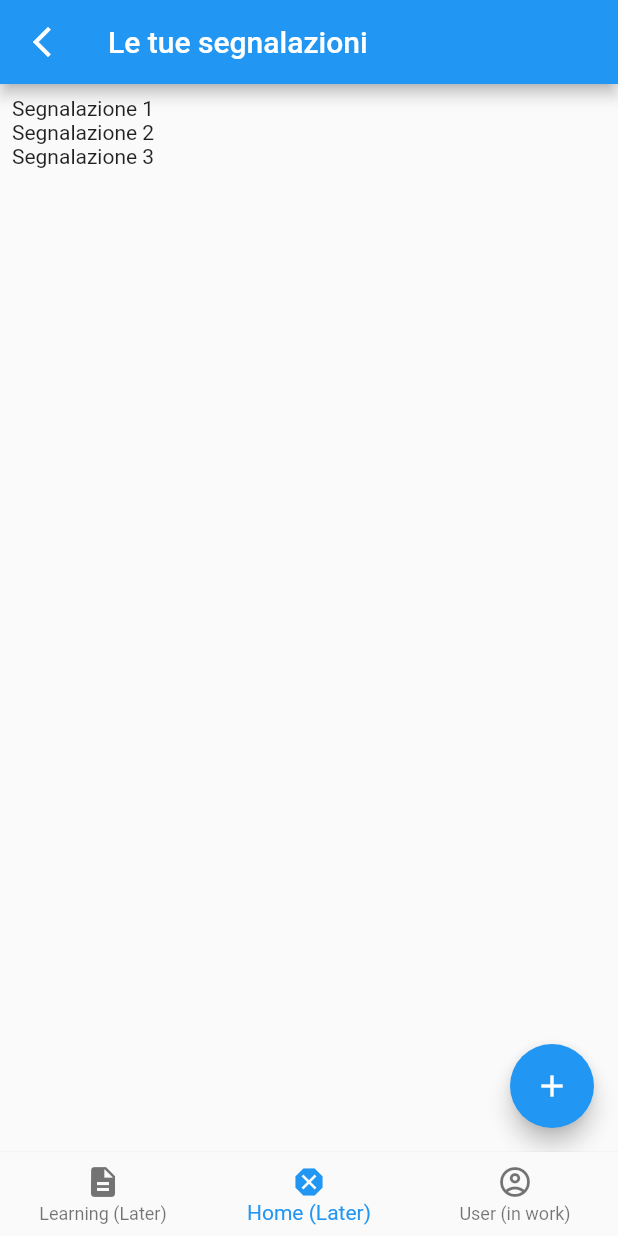
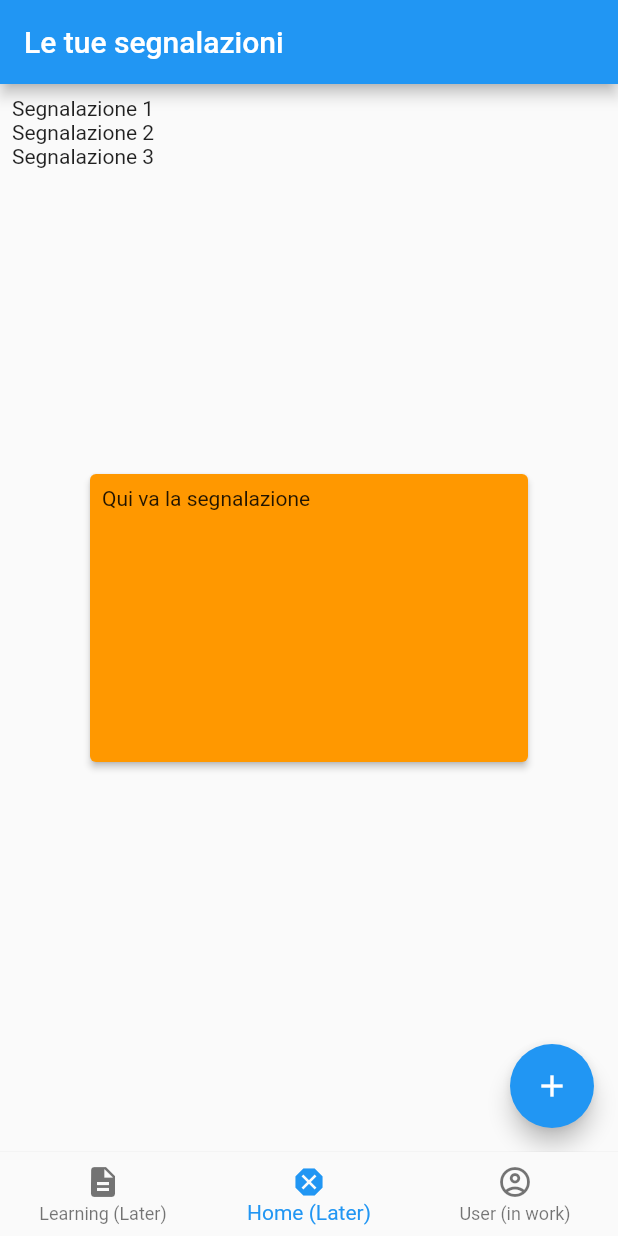
Before and after one commit to Glydric/cyberbullism_bully, a Flutter app: the screen it shows after launch, item 2 of the bottom bar chosen, after a tap on the "add" icon, on a phone screen of 412 x 824 dp. Run offline on Flutter 3.47's test engine with Material 2 defaults, Android fonts, the phone set to English and light mode, and no system bars; our stand-ins replace shared_preferences.

Commit message:
renaming ad adding the segnalazioni card

```diff
--- a/lib/View/segnalazioni/switcher_segnalazioni.dart
+++ b/lib/View/segnalazioni/switcher_segnalazioni.dart
@@ -2,7 +2,7 @@ import 'package:flutter/material.dart';
 import '../../Model/user_save_manager.dart';
 import '/Model/user.dart';
 import '/View/segnalazioni/psy_segnalazione.dart';
-import '/View/segnalazioni/user/lista_segnalazione.dart';
+import 'user/home.dart';
 
 class SegnalazioniPage extends StatefulWidget {
   const SegnalazioniPage({Key? key}) : super(key: key);
@@ -20,7 +20,7 @@ class _SegnalazioniPageState extends State<SegnalazioniPage> {
     return Scaffold(
         body: user.runtimeType.toString() == "Psyco"
             ? const PsycoSegnalazione()
-            : const ListaSegnalazione());
+            : const HomeSegnalazioni());
   }
 
   void initUser() async {
--- /dev/null
+++ b/lib/View/segnalazioni/user/card_aggiunta.dart
@@ -0,0 +1,27 @@
+import 'package:flutter/material.dart';
+
+class CardAggiunta extends StatefulWidget {
+  const CardAggiunta({Key? key}) : super(key: key);
+
+  @override
+  State<CardAggiunta> createState() => _CardAggiuntaState();
+}
+
+class _CardAggiuntaState extends State<CardAggiunta> {
+  @override
+  Widget build(BuildContext context) => Container(
+        alignment: Alignment.center,
+        child: const SizedBox(
+          height: 200,
+          width: 300,
+          child: Card(
+              elevation: 2,
+              color: Colors.orange,
+              child: Padding(
+                padding: EdgeInsets.all(8.0),
+                child: Text("Qui va la segnalazione"),
+              ) //TODO completare la segnalazione
+              ),
+        ),
+      );
+}
--- /dev/null
+++ b/lib/View/segnalazioni/user/home.dart
@@ -0,0 +1,39 @@
+import '/Model/connect_db/user_connector.dart';
+import 'package:flutter/material.dart';
+import '/Model/user.dart';
+import 'card_aggiunta.dart';
+import 'lista.dart';
+
+class HomeSegnalazioni extends StatefulWidget {
+  final String messaggio = "";
+  final int gravita = 0;
+
+  const HomeSegnalazioni({Key? key}) : super(key: key);
+
+  @override
+  State<StatefulWidget> createState() => _HomeSegnalazioniState();
+}
+
+class _HomeSegnalazioniState extends State<HomeSegnalazioni> {
+  bool _isWriting = false;
+  @override
+  Widget build(BuildContext context) => Scaffold(
+        appBar: AppBar(title: const Text("Le tue segnalazioni")),
+        body: Center(
+          child: Stack(
+            children: <Widget>[
+              ListaSegnalazioni(),
+              _isWriting ? const CardAggiunta() : Container()
+            ],
+          ),
+        ),
+        floatingActionButton: FloatingActionButton(
+          onPressed: (() => setState(
+                  () => _isWriting ? _isWriting = false : _isWriting = true)
+              // debugPrint(
+              //     'Inserire qui la segnalazione "CARD"'); //TODO sostituire con la card
+              ),
+          child: const Icon(Icons.add),
+        ),
+      );
+}
--- /dev/null
+++ b/lib/View/segnalazioni/user/lista.dart
@@ -0,0 +1,22 @@
+import '/Model/connect_db/user_connector.dart';
+import 'package:flutter/material.dart';
+import '/Model/user.dart';
+
+class ListaSegnalazioni extends StatelessWidget {
+  //Ancora non inizializzata
+  final _list = <Widget>[
+    Text('Segnalazione 1'),
+    Text('Segnalazione 2'),
+    Text('Segnalazione 3'),
+  ];
+  ListaSegnalazioni({Key? key}) : super(key: key);
+
+  @override
+  Widget build(BuildContext context) {
+    //TODO qui va inserito il getter di list
+    return ListView(
+      padding: const EdgeInsets.all(8),
+      children: _list,
+    );
+  }
+}
--- a/lib/View/segnalazioni/user/lista_segnalazione.dart
+++ /dev/null
@@ -1,50 +0,0 @@
-import '/Model/connect_db/user_connector.dart';
-import 'package:flutter/material.dart';
-import '/Model/user.dart';
-
-class ListaSegnalazione extends StatefulWidget {
-  final String messaggio = "";
-  final int gravita = 0;
-
-  //Ancora non inizializzata
-  final Widget _segnalazioni = ListViewHome();
-
-  const ListaSegnalazione({Key? key}) : super(key: key);
-
-  @override
-  State<StatefulWidget> createState() => ListaSegnalazioneState();
-}
-
-class ListaSegnalazioneState extends State<ListaSegnalazione> {
-  @override
-  Widget build(BuildContext context) {
-    return Scaffold(
-        appBar: AppBar(
-            title: const Text("Le tue segnalazioni"),
-            leading: IconButton(
-                onPressed: () {
-                  Navigator.of(context).pop();
-                },
-                icon: const Icon(Icons.arrow_back_ios_new_sharp))),
-        body: ListViewHome(),
-        floatingActionButton: FloatingActionButton(
-            onPressed: (() {
-              debugPrint('Inserire qui la segnalazione "CARD"');
-            }),
-            child: const Icon(Icons.add)));
-  }
-}
-
-class ListViewHome extends StatelessWidget {
-  @override
-  Widget build(BuildContext context) {
-    return ListView(
-      padding: const EdgeInsets.all(8),
-      children: <Widget>[
-        Text('Segnalazione 1'),
-        Text('Segnalazione 2'),
-        Text('Segnalazione 3'),
-      ],
-    );
-  }
-}
--- a/lib/View/user/login_page_switcher.dart
+++ b/lib/View/user/login_page_switcher.dart
@@ -14,9 +14,9 @@ class LoginPageSwitcher extends StatefulWidget {
 class _LoginPageSwitcherState extends State<LoginPageSwitcher> {
   final _screens = const [
     // PsycoInfoPage(),
+    LogInPage(),
     UserInfoPage(),
     UserInfoPage(),
-    LogInPage(),
   ];
 
   int _index = 0;
@@ -26,13 +26,13 @@ class _LoginPageSwitcherState extends State<LoginPageSwitcher> {
       final user = await UserSavingManager.getUser();
       switch (user.runtimeType.toString()) {
         case "Psyco":
-          _index = 0;
+          _index = 1;
           break;
         case "User":
-          _index = 1;
+          _index = 2;
           break;
         default:
-          _index = 2;
+          _index = 0;
       }
     } catch (e) {
       debugPrint("Utente non trovato, login");
```
